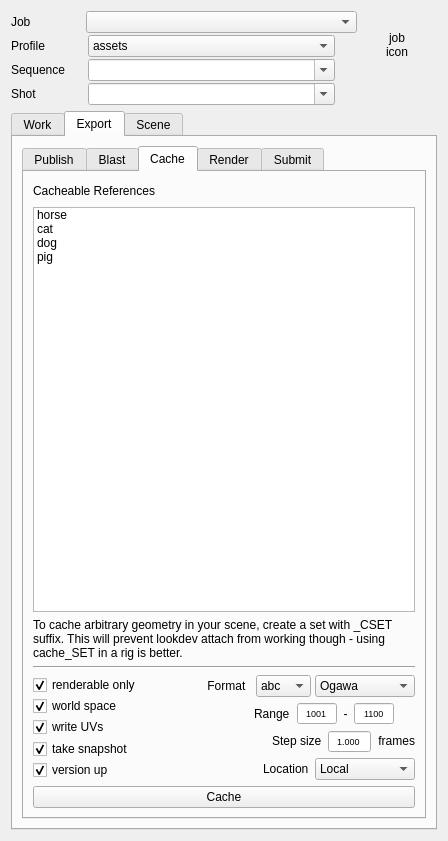
This is python/pini/tools/helper/pini_helper.ui in CBSDigital/pini-dev as Qt 5 draws it before an edit. The edited form follows.
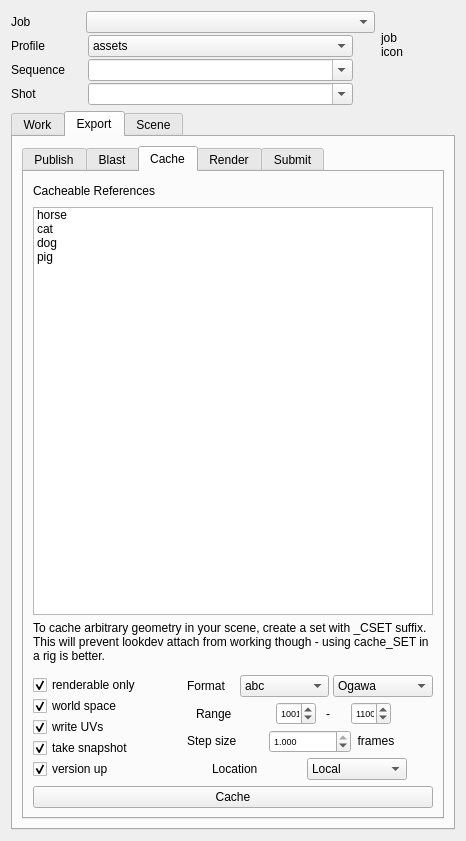
This is the edited form. The open tabs and pages were chosen to show the change. Icons and pictures are not drawn. Custom widgets are drawn as their Qt base class.

Commit message: pini-dev:6.19.2 - Pini Helper: basic maya publish better description in label (nwray), bugfix missing video output opts | pini.utils.VIDEO_EXTNS added, pini.dcc.export.CMayaBasicPublish better explanation in label, pini.pipe.CPJobDisk.find_shots added handling for legacy non-seq-dir shows, pini.pipe.cur_task added previs handling, pini.tools.helper default exporters is cache for previs, pini.tools.helper fix missing video options

```diff
--- a/python/pini/tools/helper/pini_helper.ui
+++ b/python/pini/tools/helper/pini_helper.ui
@@ -6,7 +6,7 @@
    <rect>
     <x>0</x>
     <y>0</y>
-    <width>448</width>
+    <width>466</width>
     <height>841</height>
    </rect>
   </property>
@@ -828,11 +828,8 @@
                </item>
                <item>
                 <spacer name="ECacheSpacer">
-                 <property name="orientation">
-                  <enum>Qt::Orientation::Vertical</enum>
-                 </property>
                  <property name="sizeType">
-                  <enum>QSizePolicy::Policy::MinimumExpanding</enum>
+                  <enum>QSizePolicy::Fixed</enum>
                  </property>
                  <property name="sizeHint" stdset="0">
                   <size>
@@ -900,9 +897,6 @@
                  </property>
                  <item>
                   <spacer name="horizontalSpacer">
-                   <property name="orientation">
-                    <enum>Qt::Orientation::Horizontal</enum>
-                   </property>
                    <property name="sizeHint" stdset="0">
                     <size>
                      <width>40</width>
@@ -928,9 +922,6 @@
                    <property name="text">
                     <string>Format  </string>
                    </property>
-                   <property name="alignment">
-                    <set>Qt::AlignmentFlag::AlignRight|Qt::AlignmentFlag::AlignTrailing|Qt::AlignmentFlag::AlignVCenter</set>
-                   </property>
                   </widget>
                  </item>
                  <item>
@@ -1012,9 +1003,6 @@
                  </property>
                  <item>
                   <spacer name="horizontalSpacer_2">
-                   <property name="orientation">
-                    <enum>Qt::Orientation::Horizontal</enum>
-                   </property>
                    <property name="sizeHint" stdset="0">
                     <size>
                      <width>40</width>
@@ -1040,9 +1028,6 @@
                    <property name="text">
                     <string>Range  </string>
                    </property>
-                   <property name="alignment">
-                    <set>Qt::AlignmentFlag::AlignRight|Qt::AlignmentFlag::AlignTrailing|Qt::AlignmentFlag::AlignVCenter</set>
-                   </property>
                   </widget>
                  </item>
                  <item>
@@ -1064,11 +1049,8 @@
                      <pointsize>7</pointsize>
                     </font>
                    </property>
-                   <property name="alignment">
-                    <set>Qt::AlignmentFlag::AlignCenter</set>
-                   </property>
                    <property name="buttonSymbols">
-                    <enum>QAbstractSpinBox::ButtonSymbols::NoButtons</enum>
+                    <enum>QAbstractSpinBox::UpDownArrows</enum>
                    </property>
                    <property name="maximum">
                     <number>9999</number>
@@ -1095,9 +1077,6 @@
                    <property name="text">
                     <string>-</string>
                    </property>
-                   <property name="alignment">
-                    <set>Qt::AlignmentFlag::AlignCenter</set>
-                   </property>
                   </widget>
                  </item>
                  <item>
@@ -1119,11 +1098,8 @@
                      <pointsize>7</pointsize>
                     </font>
                    </property>
-                   <property name="alignment">
-                    <set>Qt::AlignmentFlag::AlignCenter</set>
-                   </property>
                    <property name="buttonSymbols">
-                    <enum>QAbstractSpinBox::ButtonSymbols::NoButtons</enum>
+                    <enum>QAbstractSpinBox::UpDownArrows</enum>
                    </property>
                    <property name="maximum">
                     <number>9999</number>
@@ -1171,9 +1147,6 @@
                  </property>
                  <item>
                   <spacer name="horizontalSpacer_7">
-                   <property name="orientation">
-                    <enum>Qt::Orientation::Horizontal</enum>
-                   </property>
                    <property name="sizeHint" stdset="0">
                     <size>
                      <width>40</width>
@@ -1199,9 +1172,6 @@
                    <property name="text">
                     <string>Step size  </string>
                    </property>
-                   <property name="alignment">
-                    <set>Qt::AlignmentFlag::AlignRight|Qt::AlignmentFlag::AlignTrailing|Qt::AlignmentFlag::AlignVCenter</set>
-                   </property>
                   </widget>
                  </item>
                  <item>
@@ -1217,11 +1187,8 @@
                      <pointsize>7</pointsize>
                     </font>
                    </property>
-                   <property name="alignment">
-                    <set>Qt::AlignmentFlag::AlignCenter</set>
-                   </property>
                    <property name="buttonSymbols">
-                    <enum>QAbstractSpinBox::ButtonSymbols::NoButtons</enum>
+                    <enum>QAbstractSpinBox::UpDownArrows</enum>
                    </property>
                    <property name="decimals">
                     <number>3</number>
@@ -1254,9 +1221,6 @@
                    <property name="text">
                     <string>  frames</string>
                    </property>
-                   <property name="alignment">
-                    <set>Qt::AlignmentFlag::AlignRight|Qt::AlignmentFlag::AlignTrailing|Qt::AlignmentFlag::AlignVCenter</set>
-                   </property>
                   </widget>
                  </item>
                 </layout>
@@ -1268,9 +1232,6 @@
                  </property>
                  <item>
                   <spacer name="horizontalSpacer_10">
-                   <property name="orientation">
-                    <enum>Qt::Orientation::Horizontal</enum>
-                   </property>
                    <property name="sizeHint" stdset="0">
                     <size>
                      <width>40</width>
@@ -1296,9 +1257,6 @@
                    <property name="text">
                     <string>Location  </string>
                    </property>
-                   <property name="alignment">
-                    <set>Qt::AlignmentFlag::AlignRight|Qt::AlignmentFlag::AlignTrailing|Qt::AlignmentFlag::AlignVCenter</set>
-                   </property>
                   </widget>
                  </item>
                  <item>
@@ -1367,7 +1325,7 @@
            <item row="3" column="0">
             <widget class="Line" name="line_3">
              <property name="orientation">
-              <enum>Qt::Orientation::Horizontal</enum>
+              <enum>Qt::Vertical</enum>
              </property>
             </widget>
            </item>
@@ -3213,18 +3171,12 @@
           <string>job
 icon</string>
          </property>
-         <property name="alignment">
-          <set>Qt::AlignmentFlag::AlignCenter</set>
-         </property>
         </widget>
        </item>
        <item>
         <spacer name="verticalSpacer_3">
-         <property name="orientation">
-          <enum>Qt::Orientation::Vertical</enum>
-         </property>
          <property name="sizeType">
-          <enum>QSizePolicy::Policy::Preferred</enum>
+          <enum>QSizePolicy::Fixed</enum>
          </property>
          <property name="sizeHint" stdset="0">
           <size>
@@ -3236,11 +3188,8 @@
        </item>
        <item>
         <spacer name="verticalSpacer_2">
-         <property name="orientation">
-          <enum>Qt::Orientation::Vertical</enum>
-         </property>
          <property name="sizeType">
-          <enum>QSizePolicy::Policy::Minimum</enum>
+          <enum>QSizePolicy::Fixed</enum>
          </property>
          <property name="sizeHint" stdset="0">
           <size>
@@ -3257,11 +3206,8 @@
          </property>
          <item>
           <spacer name="horizontalSpacer_6">
-           <property name="orientation">
-            <enum>Qt::Orientation::Horizontal</enum>
-           </property>
            <property name="sizeType">
-            <enum>QSizePolicy::Policy::MinimumExpanding</enum>
+            <enum>QSizePolicy::Fixed</enum>
            </property>
            <property name="sizeHint" stdset="0">
             <size>
```
Left out of the diff: 74 changed lines with no effect on the pictures. The commit also changes 13 other files.
